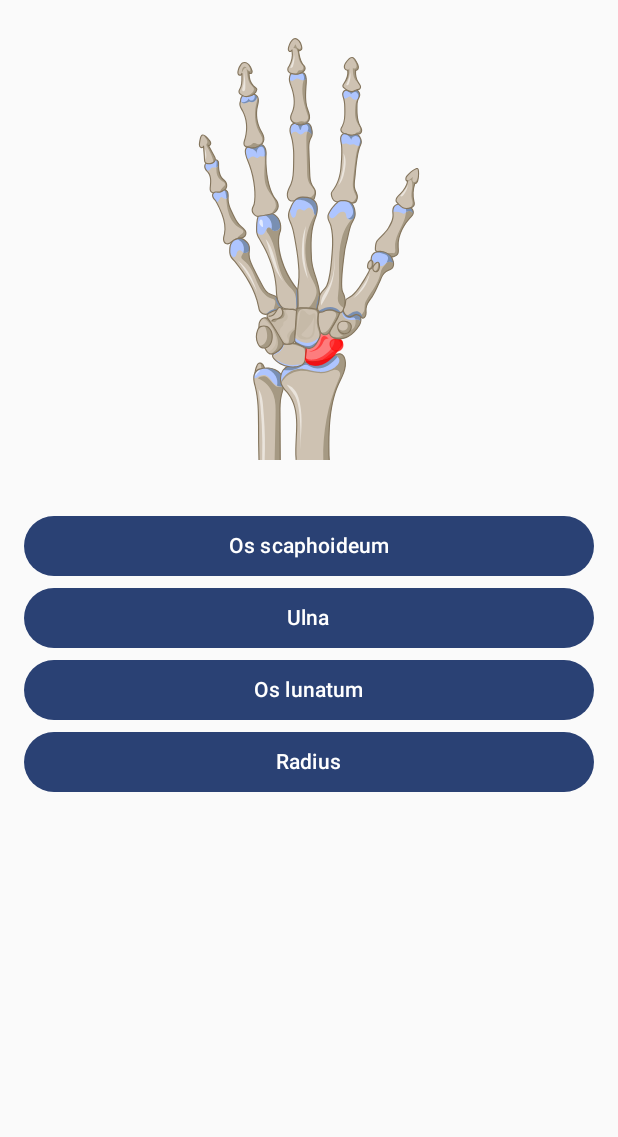
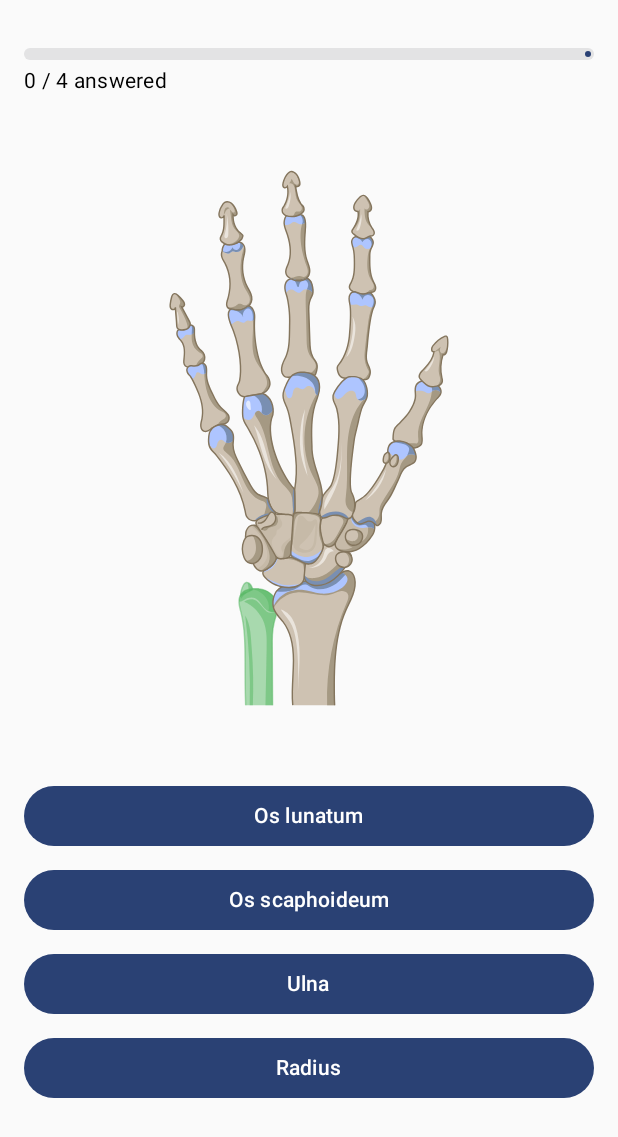
Before and after one commit to ViluKuusela/anatomy, an Android app built with Jetpack Compose: the screen it shows after launch (MainActivity), on a phone screen of 412 x 824 dp. Shown: the top 1137 px of the screen. Run offline under Robolectric (Android 15) with nearby library versions, the phone set to English and light mode, and no system bars.

Commit message:
Added timer to Next button. Added progress indicator.

```diff
--- a/app/build.gradle.kts
+++ b/app/build.gradle.kts
@@ -53,6 +53,7 @@ dependencies {
     implementation(libs.androidx.appcompat.resources)
     implementation(libs.androidx.compose.foundation)
 	implementation("com.google.accompanist:accompanist-drawablepainter:0.34.0")
+    implementation("androidx.lifecycle:lifecycle-viewmodel-compose:2.8.4")
     testImplementation(libs.junit)
     androidTestImplementation(libs.androidx.junit)
     androidTestImplementation(libs.androidx.espresso.core)
@@ -61,4 +62,5 @@ dependencies {
     debugImplementation(libs.androidx.compose.ui.tooling)
     debugImplementation(libs.androidx.compose.ui.test.manifest)
 
+
 }
--- a/app/src/main/java/com/example/anatomy/data/Bone.kt
+++ b/app/src/main/java/com/example/anatomy/data/Bone.kt
@@ -1,17 +1,13 @@
 package com.example.anatomy.data
 
-import androidx.annotation.DrawableRes
+import com.example.anatomy.ui.language.Language
 
-// Supported languages for bone names
-enum class Language {
-    LATIN, ENGLISH, FINNISH
-}
 
 // Data class representing a bone
 data class Bone(
     val id: String,                        // Unique, language-independent ID
     val names: Map<Language, String>,      // Name per language
-    @DrawableRes val drawableRes: Int      // Drawable resource for highlighted bone
+    val highlightDrawableRes: Int          // Drawable resource for highlighted bone
 ) {
     // Helper to get name for a specific language
     fun getName(language: Language): String = names[language] ?: names[Language.LATIN]!!
--- a/app/src/main/java/com/example/anatomy/data/BoneRepository.kt
+++ b/app/src/main/java/com/example/anatomy/data/BoneRepository.kt
@@ -1,6 +1,7 @@
 package com.example.anatomy.data
 
 import com.example.anatomy.R
+import com.example.anatomy.ui.language.Language
 
 object BoneRepository {
 
@@ -12,7 +13,7 @@ object BoneRepository {
                 Language.ENGLISH to "Ulna",
                 Language.FINNISH to "Kyynärluu"
             ),
-            drawableRes = R.drawable.hand_bones_ulna
+            highlightDrawableRes = R.drawable.hand_bones_ulna
         ),
         Bone(
             id = "radius",
@@ -21,7 +22,7 @@ object BoneRepository {
                 Language.ENGLISH to "Radius",
                 Language.FINNISH to "Värttinäluu"
             ),
-            drawableRes = R.drawable.hand_bones_radius
+            highlightDrawableRes = R.drawable.hand_bones_radius
         ),
         Bone(
             id = "scaphoideum",
@@ -30,7 +31,7 @@ object BoneRepository {
                 Language.ENGLISH to "Scaphoid",
                 Language.FINNISH to "Veneluu"
             ),
-            drawableRes = R.drawable.hand_bones_scaphoideum
+            highlightDrawableRes = R.drawable.hand_bones_scaphoideum
         ),
         Bone(
             id = "lunatum",
@@ -39,7 +40,7 @@ object BoneRepository {
                 Language.ENGLISH to "Lunate",
                 Language.FINNISH to "Puolikuuluu"
             ),
-            drawableRes = R.drawable.hand_bones_lunatum
+            highlightDrawableRes = R.drawable.hand_bones_lunatum
         )
     )
 }
--- /dev/null
+++ b/app/src/main/java/com/example/anatomy/data/QuizSession.kt
@@ -0,0 +1,8 @@
+package com.example.anatomy.data
+
+data class QuizSession(
+    val remainingBones: List<Bone>,
+    val currentBone: Bone?,
+    val correctCount: Int,
+    val totalCount: Int
+)
--- a/app/src/main/java/com/example/anatomy/ui/Components.kt
+++ b/app/src/main/java/com/example/anatomy/ui/Components.kt
@@ -1,40 +1,9 @@
-package com.example.anatomy.ui
+package com.example.anatomy.ui.components
 
-import android.util.Log
-import androidx.compose.foundation.layout.fillMaxWidth
-import androidx.compose.material3.*
-import androidx.compose.runtime.Composable
-import androidx.compose.ui.Modifier
-import androidx.compose.ui.graphics.Color
+/* ---------------------------------------------------
+   Bone image
+--------------------------------------------------- */
 
-@Composable
-fun AnswerButton(
-    text: String,
-    correctAnswer: String,
-    selectedAnswer: String?,
-    onClick: () -> Unit
-) {
-    val backgroundColor = when {
-        selectedAnswer == null ->
-            MaterialTheme.colorScheme.primary
-
-        text == correctAnswer ->
-            Color(0xFF4CAF50) // green
-
-        text == selectedAnswer && text != correctAnswer ->
-            Color(0xFFF44336) // red
-
-        else ->
-            MaterialTheme.colorScheme.surfaceVariant
-    }
-
-    Button(
-        onClick = onClick,
-        modifier = Modifier.fillMaxWidth(),
-        enabled = selectedAnswer == null,
-        colors = ButtonDefaults.buttonColors(disabledContainerColor = backgroundColor)
-    ) {
-        Log.d("mytag","test $text $backgroundColor")
-        Text(text)
-    }
-}
+/* ---------------------------------------------------
+   Answer button
+--------------------------------------------------- */
--- a/app/src/main/java/com/example/anatomy/ui/HandBonesQuizScreen.kt
+++ /dev/null
@@ -1,83 +0,0 @@
-package com.example.anatomy.ui
-
-import androidx.compose.foundation.Image
-import androidx.compose.foundation.layout.*
-import androidx.compose.material3.*
-import androidx.compose.runtime.*
-import androidx.compose.ui.Alignment
-import androidx.compose.ui.Modifier
-import androidx.compose.ui.res.painterResource
-import androidx.compose.ui.unit.dp
-import com.example.anatomy.data.Bone
-import com.example.anatomy.data.BoneRepository
-import com.example.anatomy.data.Language
-
-@Composable
-fun HandBonesQuizScreen() {
-
-    val bones = BoneRepository.handBones
-    val currentLanguage = Language.LATIN
-    var currentBone by remember { mutableStateOf(bones.random()) }
-    var selectedAnswer by remember { mutableStateOf<String?>(null) }
-    val correctAnswerText = currentBone.getName(currentLanguage)
-
-    val options = remember(currentBone) {
-        (bones - currentBone)
-            .shuffled()
-            .take(3)
-            .plus(currentBone)
-            .shuffled()
-    }
-
-    Column(
-        modifier = Modifier
-            .fillMaxSize()
-            .padding(16.dp),
-        horizontalAlignment = Alignment.CenterHorizontally
-    ) {
-
-        Image(
-            painter = painterResource(currentBone.drawableRes),
-            contentDescription = currentBone.getName(currentLanguage),
-            modifier = Modifier
-                .fillMaxWidth()
-                .height(300.dp)
-        )
-
-        Spacer(modifier = Modifier.height(24.dp))
-
-        options.forEach { bone ->
-            AnswerButton(
-                text = bone.getName(currentLanguage),
-                correctAnswer = currentBone.getName(currentLanguage),
-                selectedAnswer = selectedAnswer,
-                onClick = { selectedAnswer = bone.getName(currentLanguage) }
-            )
-        }
-
-        Spacer(modifier = Modifier.height(16.dp))
-
-        if (selectedAnswer != null) {
-            Button(onClick = {
-                selectedAnswer = null
-                currentBone = getNextBone(bones, currentBone)
-            }) {
-                Text("Next")
-            }
-        }
-    }
-}
-
-fun getNextBone(
-    bones: List<Bone>,
-    currentBone: Bone
-): Bone {
-    if (bones.size <= 1) return currentBone
-
-    var next: Bone
-    do {
-        next = bones.random()
-    } while (next.id == currentBone.id)
-
-    return next
-}
--- /dev/null
+++ b/app/src/main/java/com/example/anatomy/ui/components/Components.kt
@@ -0,0 +1,62 @@
+package com.example.anatomy.ui.components
+
+import androidx.compose.foundation.Image
+import androidx.compose.foundation.layout.Box
+import androidx.compose.foundation.layout.fillMaxWidth
+import androidx.compose.material3.Button
+import androidx.compose.material3.ButtonDefaults
+import androidx.compose.material3.MaterialTheme
+import androidx.compose.material3.Text
+import androidx.compose.runtime.Composable
+import androidx.compose.ui.Alignment
+import androidx.compose.ui.Modifier
+import androidx.compose.ui.res.painterResource
+import com.example.anatomy.data.Bone
+import com.example.anatomy.ui.theme.CorrectAnswerColor
+
+@Composable
+fun BoneImage(
+    bone: Bone,
+    modifier: Modifier = Modifier.Companion
+) {
+    Box(
+        modifier = modifier,
+        contentAlignment = Alignment.Companion.Center
+    ) {
+        Image(
+            painter = painterResource(id = bone.highlightDrawableRes),
+            contentDescription = bone.id,
+            modifier = Modifier.Companion.fillMaxWidth()
+        )
+    }
+}
+
+@Composable
+fun AnswerButton(
+    text: String,
+    isSelected: Boolean,
+    isCorrect: Boolean,
+    enabled: Boolean,
+    onClick: () -> Unit
+) {
+    val colors = ButtonDefaults.buttonColors(
+        disabledContainerColor = when {
+            isSelected && !isCorrect -> MaterialTheme.colorScheme.error
+            isCorrect -> CorrectAnswerColor
+            else -> MaterialTheme.colorScheme.surfaceVariant
+        },
+        disabledContentColor = when {
+            isSelected -> MaterialTheme.colorScheme.onPrimary
+            else -> MaterialTheme.colorScheme.onSurfaceVariant
+        }
+    )
+
+    Button(
+        onClick = onClick,
+        enabled = enabled,
+        colors = colors,
+        modifier = Modifier.Companion.fillMaxWidth()
+    ) {
+        Text(text)
+    }
+}
--- /dev/null
+++ b/app/src/main/java/com/example/anatomy/ui/language/Language.kt
@@ -0,0 +1,6 @@
+package com.example.anatomy.ui.language
+
+// Supported languages for bone names
+enum class Language {
+    LATIN, ENGLISH, FINNISH
+}
--- /dev/null
+++ b/app/src/main/java/com/example/anatomy/ui/quiz/HandBonesQuizScreen.kt
@@ -0,0 +1,151 @@
+package com.example.anatomy.ui.quiz
+
+import androidx.compose.foundation.layout.*
+import androidx.compose.runtime.*
+import androidx.compose.ui.Alignment
+import androidx.compose.ui.Modifier
+import androidx.compose.ui.unit.dp
+import androidx.lifecycle.viewmodel.compose.viewModel
+import androidx.compose.material3.*
+
+import com.example.anatomy.data.BoneRepository
+import com.example.anatomy.ui.components.AnswerButton
+import com.example.anatomy.ui.components.BoneImage
+import com.example.anatomy.ui.language.Language
+import kotlinx.coroutines.delay
+
+@Composable
+fun HandBonesQuizScreen(
+    language: Language = Language.LATIN
+) {
+    val viewModel: QuizViewModel = viewModel {
+        QuizViewModel(BoneRepository.handBones)
+    }
+
+    val session by viewModel.session.collectAsState()
+    val selectedAnswer by viewModel.selectedAnswer.collectAsState()
+
+    val autoNextSeconds = 3
+    var countdown by remember { mutableStateOf(autoNextSeconds) }
+
+    // ---------- Auto advance timer ----------
+    LaunchedEffect(selectedAnswer) {
+        if (selectedAnswer != null) {
+            countdown = autoNextSeconds
+            while (countdown > 0) {
+                delay(1000)
+                countdown--
+            }
+            viewModel.advance()
+        }
+    }
+
+    // ---------- Session complete ----------
+    if (session.currentBone == null) {
+        Column(
+            modifier = Modifier
+                .fillMaxSize()
+                .padding(16.dp),
+            verticalArrangement = Arrangement.Center,
+            horizontalAlignment = Alignment.CenterHorizontally
+        ) {
+            Text("Session Complete", style = MaterialTheme.typography.headlineMedium)
+            Spacer(modifier = Modifier.height(8.dp))
+            Text("${session.correctCount} / ${session.totalCount} correct")
+
+            Spacer(modifier = Modifier.height(24.dp))
+
+            Button(onClick = { viewModel.restart(BoneRepository.handBones) }) {
+                Text("Restart session")
+            }
+        }
+        return
+    }
+
+    val currentBone = session.currentBone!!
+
+    // ---------- Options ----------
+    val options = remember(currentBone) {
+        (BoneRepository.handBones - currentBone)
+            .shuffled()
+            .take(3)
+            .plus(currentBone)
+            .shuffled()
+    }
+
+    val answeredCount = session.totalCount - session.remainingBones.size
+    val progress = answeredCount.toFloat() / session.totalCount
+
+    // ---------- UI ----------
+    Column(
+        modifier = Modifier
+            .fillMaxSize()
+            .padding(16.dp)
+    ) {
+        Spacer(modifier = Modifier.height(16.dp))
+
+        // Progress bar
+        LinearProgressIndicator(
+            modifier = Modifier
+                .fillMaxWidth()
+                .height(8.dp),
+            progress = { progress },
+            color = MaterialTheme.colorScheme.primary,
+            trackColor = MaterialTheme.colorScheme.onSurface.copy(alpha = 0.1f)
+        )
+
+
+        Spacer(modifier = Modifier.height(4.dp))
+        Text(
+            "$answeredCount / ${session.totalCount} answered",
+            style = MaterialTheme.typography.bodyMedium
+        )
+
+        Spacer(modifier = Modifier.height(16.dp))
+
+        // Bone image
+        BoneImage(
+            bone = currentBone,
+            modifier = Modifier
+                .fillMaxWidth()
+                .weight(1f)
+        )
+
+        Spacer(modifier = Modifier.height(16.dp))
+
+        // Answer buttons
+        options.forEach { bone ->
+            val isSelected = selectedAnswer == bone
+            val isCorrect = selectedAnswer != null && bone.id == currentBone.id
+
+            AnswerButton(
+                text = bone.getName(language),
+                isSelected = isSelected,
+                isCorrect = isCorrect,
+                enabled = selectedAnswer == null,
+                onClick = { viewModel.selectAnswer(bone) }
+            )
+
+            Spacer(modifier = Modifier.height(8.dp))
+        }
+
+        Spacer(modifier = Modifier.height(16.dp))
+
+        // Next button (centered)
+        Box(
+            modifier = Modifier
+                .fillMaxWidth()
+                .height(48.dp),
+            contentAlignment = Alignment.Center
+        ) {
+
+            if (selectedAnswer != null) {
+                Button(onClick = viewModel::advance) {
+                    val isLastQuestion = session.remainingBones.size == 1
+                    val nextButtonText = if (isLastQuestion) "Finish" else "Next"
+                    Text("$nextButtonText ($countdown)")
+                }
+            }
+        }
+    }
+}
--- /dev/null
+++ b/app/src/main/java/com/example/anatomy/ui/quiz/QuizViewModel.kt
@@ -0,0 +1,61 @@
+package com.example.anatomy.ui.quiz
+
+import androidx.lifecycle.ViewModel
+import com.example.anatomy.data.Bone
+import com.example.anatomy.data.QuizSession
+import kotlinx.coroutines.flow.MutableStateFlow
+import kotlinx.coroutines.flow.StateFlow
+import kotlinx.coroutines.flow.update
+
+class QuizViewModel(
+    bones: List<Bone>
+) : ViewModel() {
+
+    private val _session = MutableStateFlow(
+        QuizSession(
+            remainingBones = bones.shuffled(),
+            currentBone = bones.firstOrNull(),
+            correctCount = 0,
+            totalCount = bones.size
+        )
+    )
+    val session: StateFlow<QuizSession> = _session
+
+    private val _selectedAnswer = MutableStateFlow<Bone?>(null)
+    val selectedAnswer: StateFlow<Bone?> = _selectedAnswer
+
+    fun selectAnswer(bone: Bone) {
+        if (_selectedAnswer.value != null) return
+
+        _selectedAnswer.value = bone
+
+        if (bone.id == _session.value.currentBone?.id) {
+            _session.update {
+                it.copy(correctCount = it.correctCount + 1)
+            }
+        }
+    }
+
+    fun advance() {
+        val rem = _session.value.remainingBones.toMutableList()
+
+        // Remove current bone from the list
+        _session.value.currentBone?.let { rem.remove(it) }
+
+        _session.value = _session.value.copy(
+            remainingBones = rem,
+            currentBone = rem.firstOrNull(),
+        )
+        _selectedAnswer.value = null
+    }
+
+    fun restart(allBones: List<Bone>) {
+        _session.value = QuizSession(
+            remainingBones = allBones.shuffled(),
+            currentBone = allBones.firstOrNull(),
+            correctCount = 0,
+            totalCount = allBones.size
+        )
+        _selectedAnswer.value = null
+    }
+}
--- a/app/src/main/java/com/example/anatomy/ui/theme/Color.kt
+++ b/app/src/main/java/com/example/anatomy/ui/theme/Color.kt
@@ -9,3 +9,5 @@ val Pink80 = Color(0xFFEFB8C8)
 val Purple40 = Color(0xFF6650a4)
 val PurpleGrey40 = Color(0xFF625b71)
 val Pink40 = Color(0xFF7D5260)
+
+val CorrectAnswerColor = Color(0xFF56B763)
--- a/app/src/main/res/values/colors.xml
+++ b/app/src/main/res/values/colors.xml
@@ -7,5 +7,5 @@
     <color name="teal_700">#FF018786</color>
     <color name="black">#FF000000</color>
     <color name="white">#FFFFFFFF</color>
-    <color name="bone_highlight">#FF0002</color>
+    <color name="bone_highlight">#56b763</color>
 </resources>
```
Also changed, not shown: app/src/main/java/com/example/anatomy/MainActivity.kt (+1 -10 lines), 1 other file.
